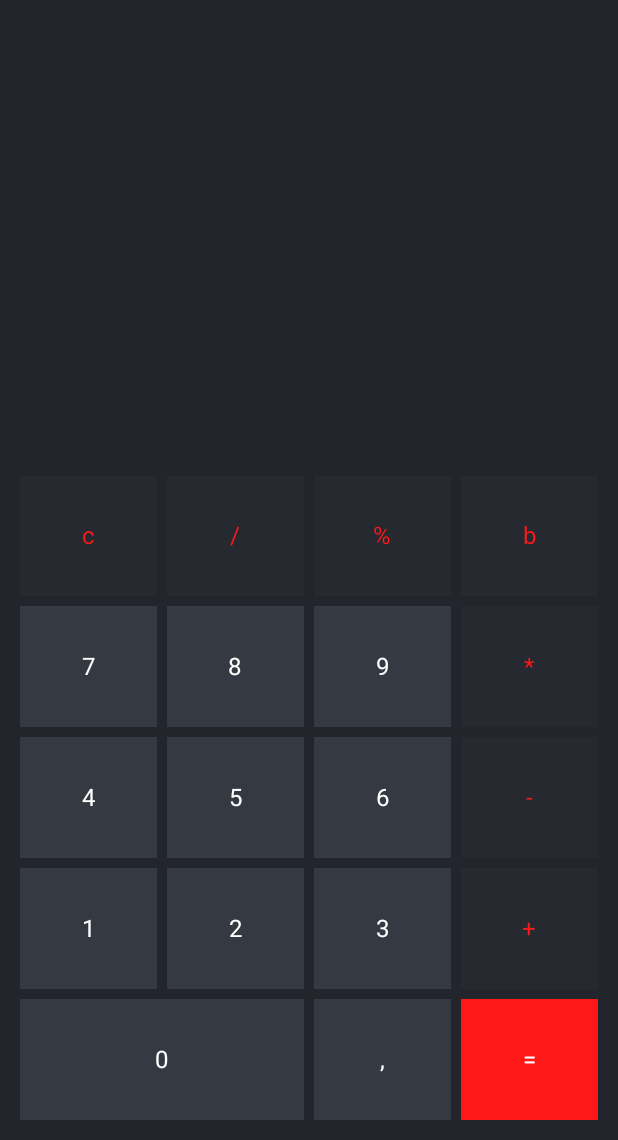
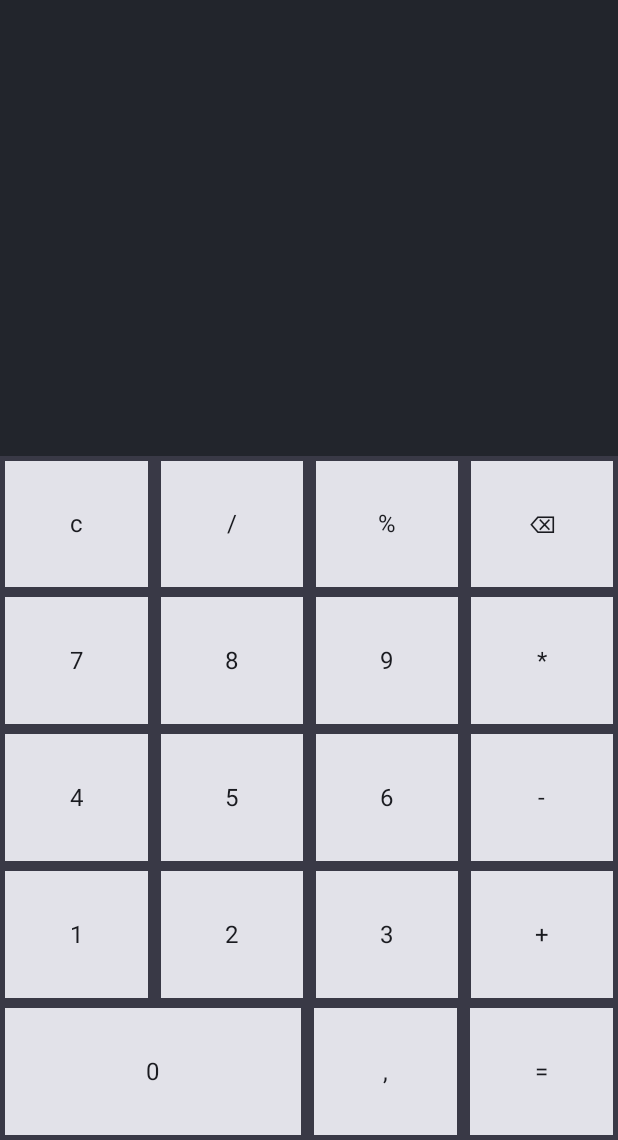
Before and after one commit to 006900/CustomCalculator, an Android app built with Jetpack Compose: the screen it shows after launch (MainActivity), on a phone screen of 412 x 824 dp, the part 96-1236 px from its top. Run offline under Robolectric (Android 15) with nearby library versions, the phone set to English and light mode, and no system bars.

Commit message:
añadi un nuevo modo mas eficiente y legible de verlos botones de la calculadora imitando a la logica de los botones del CurrentConverter

```diff
--- a/app/src/main/java/com/example/calculatorpro/MainActivity.kt
+++ b/app/src/main/java/com/example/calculatorpro/MainActivity.kt
@@ -8,6 +8,7 @@ import androidx.activity.viewModels
 import androidx.lifecycle.viewmodel.compose.viewModel
 import com.example.calculatorpro.core.CalculatorViewModel
 import com.example.calculatorpro.core.CurrencyConverterScreen
+import com.example.calculatorpro.core.Sexo
 import com.example.calculatorpro.core.navigation.NavigationWrapper
 import com.example.calculatorpro.ui.theme.CalculatorProTheme
 
--- a/app/src/main/java/com/example/calculatorpro/core/Calculator.kt
+++ b/app/src/main/java/com/example/calculatorpro/core/Calculator.kt
@@ -2,9 +2,12 @@ package com.example.calculatorpro.core
 
 import android.annotation.SuppressLint
 import androidx.compose.foundation.background
+import androidx.compose.foundation.gestures.forEach
+import androidx.compose.foundation.layout.Arrangement
 import androidx.compose.foundation.layout.Box
 import androidx.compose.foundation.layout.Column
 import androidx.compose.foundation.layout.Row
+import androidx.compose.foundation.layout.Spacer
 import androidx.compose.foundation.layout.fillMaxSize
 import androidx.compose.foundation.layout.fillMaxWidth
 import androidx.compose.foundation.layout.padding
@@ -64,7 +67,7 @@ private fun Content(modifier: Modifier = Modifier, viewModel: CalculatorViewMode
     ) {
         Box(
             modifier = Modifier
-                .weight(0.4f)
+                .weight(4f)
                 .fillMaxWidth()
                 .padding(10.dp),
             contentAlignment = Alignment.BottomEnd
@@ -74,47 +77,71 @@ private fun Content(modifier: Modifier = Modifier, viewModel: CalculatorViewMode
                 Text(displayText.result, fontSize = 15.sp, color = Color.LightGray)
             }
         }
-        ExampleButtons(
+        Sexo(
             modifier = Modifier
-                .weight(0.6f)
-                .fillMaxSize()
-                .padding(10.dp),
-            viewModel = viewModel
+                .weight(6f)
+                .fillMaxSize(),viewModel = viewModel
         )
     }
 }
 
 @Composable
-private fun ExampleButtons(modifier: Modifier = Modifier, viewModel: CalculatorViewModel) {
-    Column(modifier = modifier) {
-        Row(modifier = Modifier.weight(1f)) {
-            Buttons(modifier = Modifier.weight(1f), value = "c") { viewModel.clear(it) }
-            Buttons(modifier = Modifier.weight(1f), value = "/") { viewModel.changeText(it) }
-            Buttons(modifier = Modifier.weight(1f), value = "%") { viewModel.changeText(it) }
-            Buttons(modifier = Modifier.weight(1f), value = "b") { viewModel.clear(it) }
-        }
-        Row(modifier = Modifier.weight(1f)) {
-            Buttons(modifier = Modifier.weight(1f), value = "7") { viewModel.changeText(it) }
-            Buttons(modifier = Modifier.weight(1f), value = "8") { viewModel.changeText(it) }
-            Buttons(modifier = Modifier.weight(1f), value = "9") { viewModel.changeText(it) }
-            Buttons(modifier = Modifier.weight(1f), value = "*") { viewModel.changeText(it) }
-        }
-        Row(modifier = Modifier.weight(1f)) {
-            Buttons(modifier = Modifier.weight(1f), value = "4") { viewModel.changeText(it) }
-            Buttons(modifier = Modifier.weight(1f), value = "5") { viewModel.changeText(it) }
-            Buttons(modifier = Modifier.weight(1f), value = "6") { viewModel.changeText(it) }
-            Buttons(modifier = Modifier.weight(1f), value = "-") { viewModel.changeText(it) }
-        }
-        Row(modifier = Modifier.weight(1f)) {
-            Buttons(modifier = Modifier.weight(1f), value = "1") { viewModel.changeText(it) }
-            Buttons(modifier = Modifier.weight(1f), value = "2") { viewModel.changeText(it) }
-            Buttons(modifier = Modifier.weight(1f), value = "3") { viewModel.changeText(it) }
-            Buttons(modifier = Modifier.weight(1f), value = "+") { viewModel.changeText(it) }
-        }
-        Row(modifier = Modifier.weight(1f)) {
-            Buttons(modifier = Modifier.weight(2f), value = "0") { viewModel.changeText(it) }
-            Buttons(modifier = Modifier.weight(1f), value = ",") { viewModel.changeText(it) }
-            Buttons(modifier = Modifier.weight(1f), value = "=") { viewModel.result() }
+fun Sexo(modifier: Modifier = Modifier,viewModel: CalculatorViewModel) {
+    val keys = listOf(
+        "c", "/", "%","⌫",
+        "7", "8", "9","*",
+        "4", "5", "6","-",
+        "1", "2", "3","+",
+        "0", ",", "="
+    )
+
+    Column(
+        modifier = modifier.background(Color.hsl(240f, 0.1f, 0.2f)) // Un fondo azul oscuro
+    ) {
+        // Filas de botones
+        val chunkedKeys = keys.chunked(4)
+
+        chunkedKeys.forEachIndexed { rowIndex, rowKeys ->
+            Row(
+                modifier = Modifier
+                    .weight(1f) // Cada fila de botones toma un peso igual
+                    .fillMaxWidth()
+                    .background(Color.hsl(240f, 0.1f, 0.25f)), // Un poco más claro que el fondo general
+                horizontalArrangement = Arrangement.spacedBy(2.dp) // Espacio reducido entre botones
+            ) {
+                // Caso especial para la última fila que contiene "0", ",", "="
+                if (rowIndex == chunkedKeys.size - 1 && rowKeys.contains("0")) {
+
+                    rowKeys.forEach { keyLabel ->
+                        val buttonWeight = when (keyLabel) {
+                            "0" -> 2f  // El botón "=" toma el doble de peso
+                            else -> 1f // "0" y "," toman peso normal
+                        }
+                        Buttons(modifier = Modifier.weight(buttonWeight),value = keyLabel) { if (keyLabel == "=") viewModel.result() else viewModel.changeText(it) }
+                    }
+                } else if (rowIndex == 0 && rowKeys.contains("c")){
+
+                    rowKeys.forEach { keyLabel ->
+                        val buttonWeight = when (keyLabel) {
+                            "0" -> 2f  // El botón "=" toma el doble de peso
+                            else -> 1f // "0" y "," toman peso normal
+                        }
+                        Buttons(modifier = Modifier.weight(buttonWeight),value = keyLabel) { viewModel.clear(it) }
+                    }
+
+                }else { // Para todas las otras filas o si la última fila no es la especial
+                    rowKeys.forEach { keyLabel ->
+                        Buttons(modifier = Modifier.weight(1f), value = keyLabel) { viewModel.changeText(it)}
+                    }
+                    // Si la fila no está completa y quieres rellenar con espacio vacío
+                    // para mantener la alineación con `itemsPerRow = 4`
+                    if (rowKeys.size < 4 && !(rowIndex == chunkedKeys.size - 1 && rowKeys.contains("="))) {
+                        repeat(4 - rowKeys.size) {
+                            Spacer(Modifier.weight(1f)) // Placeholder con peso
+                        }
+                    }
+                }
+            }
         }
     }
 }
@@ -125,19 +152,18 @@ private fun Buttons(
     viewModel: CalculatorViewModel = CalculatorViewModel(),
     value: String, onClick: (String) -> Unit
 ) {
-    val color = viewModel.changeColor(value)
+
     Card(
         modifier = Modifier
             .padding(3.dp)
             .then(modifier), shape = RoundedCornerShape(0),
-        colors = CardDefaults.cardColors(color.backGround),
         onClick = { onClick(value) }
     ) {
         Box(
             modifier = Modifier.fillMaxSize(),
             contentAlignment = Alignment.Center
         ) {
-            Text(text = value, color = color.textColor)
+            Text(text = value)
         }
     }
 }
--- a/app/src/main/java/com/example/calculatorpro/core/CurrencyConverter.kt
+++ b/app/src/main/java/com/example/calculatorpro/core/CurrencyConverter.kt
@@ -51,7 +51,9 @@ fun Content(modifier: Modifier = Modifier) {
         keys.chunked(3).forEach { alan->
             Row (modifier= Modifier.weight(1.25f).fillMaxSize().background(Color.Green)){
                alan.forEach { text ->
-                   BTC(modifier= Modifier.weight(1f),text = text)
+
+                       BTC(modifier= Modifier.weight(1f),text = text)
+
                }
             }
         }
@@ -60,7 +62,7 @@ fun Content(modifier: Modifier = Modifier) {
 
 
 @Composable
-fun BTC(modifier: Modifier = Modifier,text: String) {
+private fun BTC(modifier: Modifier = Modifier,text: String) {
     Card (
         modifier = Modifier
             .fillMaxSize()
```
